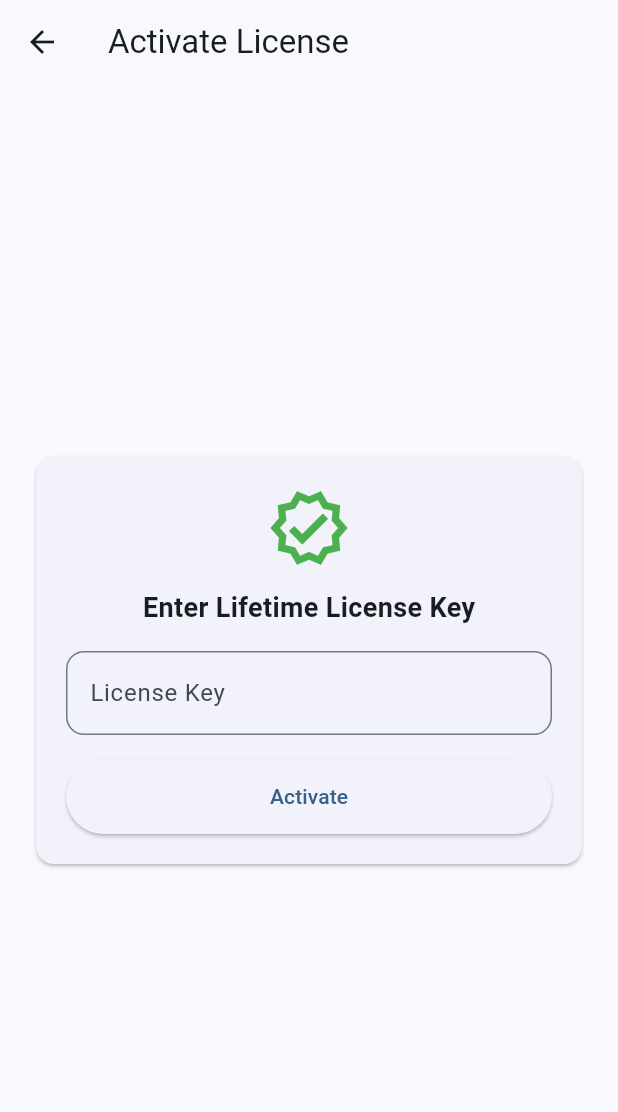
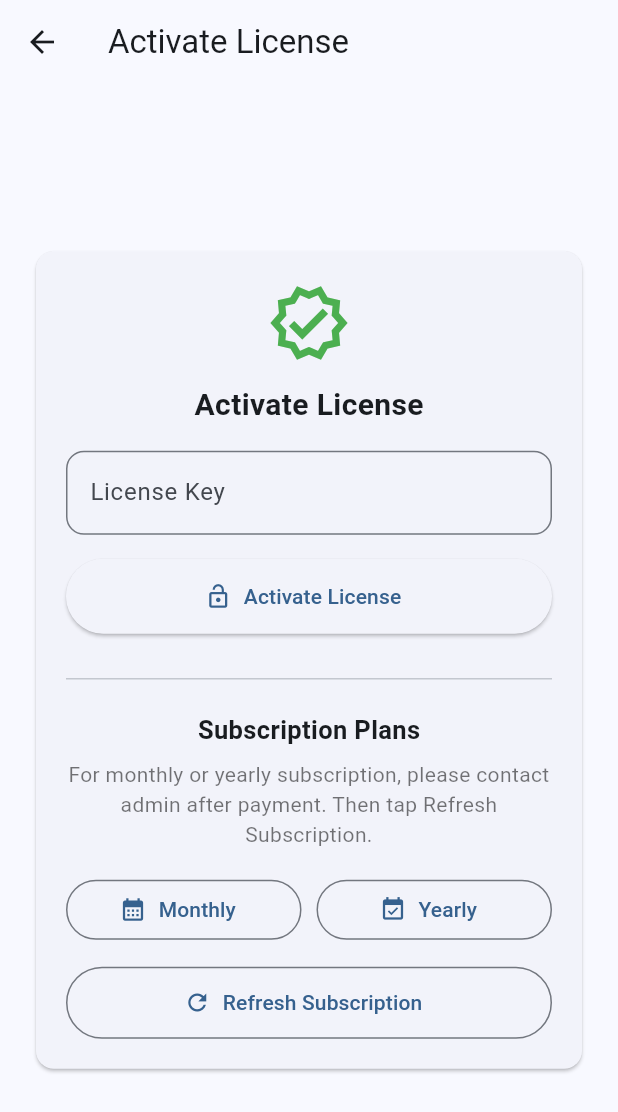
Before and after one commit to jaliyasesath/doctor-app, a Flutter app: the LicenseActivateScreen screen opened directly, on a phone screen of 412 x 824 dp. Shown: the top 1112 px of the screen. Run offline on Flutter 3.47's test engine with Material 3 defaults, Android fonts, the phone set to English and light mode, and no system bars; our stand-ins replace connectivity_plus, device_info_plus, flutter_local_notifications, image_picker, local_auth, pdf and 6 more; missing offline and left inert: mobile_scanner, network_info_plus, shelf_router; accounts and stored records are empty; network calls fail.

Commit message:
fix subscription

```diff
--- a/lib/features/license/screens/license_activate_screen.dart
+++ b/lib/features/license/screens/license_activate_screen.dart
@@ -28,17 +28,13 @@ class _LicenseActivateScreenState extends State<LicenseActivateScreen> {
       return;
     }
 
-    setState(() {
-      _isLoading = true;
-    });
+    setState(() => _isLoading = true);
 
     final result = await LicenseService.activateLicense(key);
 
     if (!mounted) return;
 
-    setState(() {
-      _isLoading = false;
-    });
+    setState(() => _isLoading = false);
 
     if (result == 'invalid_key') {
       ScaffoldMessenger.of(context).showSnackBar(
@@ -47,12 +43,11 @@ class _LicenseActivateScreenState extends State<LicenseActivateScreen> {
       return;
     }
 
-    if (result == 'already_bound_to_other_device') {
+    if (result == 'already_bound' ||
+        result == 'already_bound_to_other_device') {
       ScaffoldMessenger.of(context).showSnackBar(
         const SnackBar(
-          content: Text(
-            'This license is already bound to another device',
-          ),
+          content: Text('This license is already bound to another device'),
         ),
       );
       return;
@@ -63,6 +58,20 @@ class _LicenseActivateScreenState extends State<LicenseActivateScreen> {
     );
 
     Navigator.pop(context, true);
+  }
+
+  void _refreshSubscription() {
+    Navigator.pop(context, true);
+  }
+
+  void _showPlanMessage(String plan) {
+    ScaffoldMessenger.of(context).showSnackBar(
+      SnackBar(
+        content: Text(
+          '$plan selected. Please contact admin after payment.',
+        ),
+      ),
+    );
   }
 
   @override
@@ -79,6 +88,7 @@ class _LicenseActivateScreenState extends State<LicenseActivateScreen> {
             child: Card(
               child: Padding(
                 padding: const EdgeInsets.all(20),
+                child: SingleChildScrollView(
                   child: Column(
                     mainAxisSize: MainAxisSize.min,
                     children: [
@@ -89,32 +99,101 @@ class _LicenseActivateScreenState extends State<LicenseActivateScreen> {
                       ),
                       const SizedBox(height: 12),
                       const Text(
-                      'Enter Lifetime License Key',
+                        'Activate License',
                         style: TextStyle(
-                        fontSize: 18,
+                          fontSize: 20,
                           fontWeight: FontWeight.bold,
                         ),
                       ),
+
                       const SizedBox(height: 16),
+
                       TextField(
                         controller: _licenseController,
                         decoration: InputDecoration(
                           labelText: 'License Key',
-                        hintText: 'Ex: xxx',
+                          hintText: 'Ex: DOCAPP-LIFE-2026',
                           border: OutlineInputBorder(
                             borderRadius: BorderRadius.circular(12),
                           ),
                         ),
                       ),
+
                       const SizedBox(height: 16),
+
                       SizedBox(
                         width: double.infinity,
                         height: 50,
-                      child: ElevatedButton(
+                        child: ElevatedButton.icon(
                           onPressed: _isLoading ? null : _activate,
-                        child: _isLoading
-                            ? const CircularProgressIndicator()
-                            : const Text('Activate'),
+                          icon: _isLoading
+                              ? const SizedBox(
+                                  width: 18,
+                                  height: 18,
+                                  child: CircularProgressIndicator(
+                                    strokeWidth: 2,
+                                  ),
+                                )
+                              : const Icon(Icons.lock_open),
+                          label: const Text('Activate License'),
+                        ),
+                      ),
+
+                      const SizedBox(height: 22),
+                      const Divider(),
+                      const SizedBox(height: 14),
+
+                      const Text(
+                        'Subscription Plans',
+                        style: TextStyle(
+                          fontSize: 17,
+                          fontWeight: FontWeight.bold,
+                        ),
+                      ),
+
+                      const SizedBox(height: 8),
+
+                      const Text(
+                        'For monthly or yearly subscription, please contact admin after payment. Then tap Refresh Subscription.',
+                        textAlign: TextAlign.center,
+                        style: TextStyle(color: Colors.black54),
+                      ),
+
+                      const SizedBox(height: 16),
+
+                      Row(
+                        children: [
+                          Expanded(
+                            child: OutlinedButton.icon(
+                              onPressed: () {
+                                _showPlanMessage('Monthly Plan');
+                              },
+                              icon: const Icon(Icons.calendar_month),
+                              label: const Text('Monthly'),
+                            ),
+                          ),
+                          const SizedBox(width: 10),
+                          Expanded(
+                            child: OutlinedButton.icon(
+                              onPressed: () {
+                                _showPlanMessage('Yearly Plan');
+                              },
+                              icon: const Icon(Icons.event_available),
+                              label: const Text('Yearly'),
+                            ),
+                          ),
+                        ],
+                      ),
+
+                      const SizedBox(height: 14),
+
+                      SizedBox(
+                        width: double.infinity,
+                        height: 48,
+                        child: OutlinedButton.icon(
+                          onPressed: _refreshSubscription,
+                          icon: const Icon(Icons.refresh),
+                          label: const Text('Refresh Subscription'),
                         ),
                       ),
                     ],
@@ -124,6 +203,7 @@ class _LicenseActivateScreenState extends State<LicenseActivateScreen> {
             ),
           ),
         ),
+      ),
     );
   }
 }
```
Also changed, not shown: lib/features/license/data/api_subscription_service.dart (added, +37 -0 lines), lib/features/license/data/license_service.dart (+18 -38 lines), lib/features/license/screens/license_gate_screen.dart (+88 -5 lines). Lines whose indentation alone changed are shown as unchanged.
